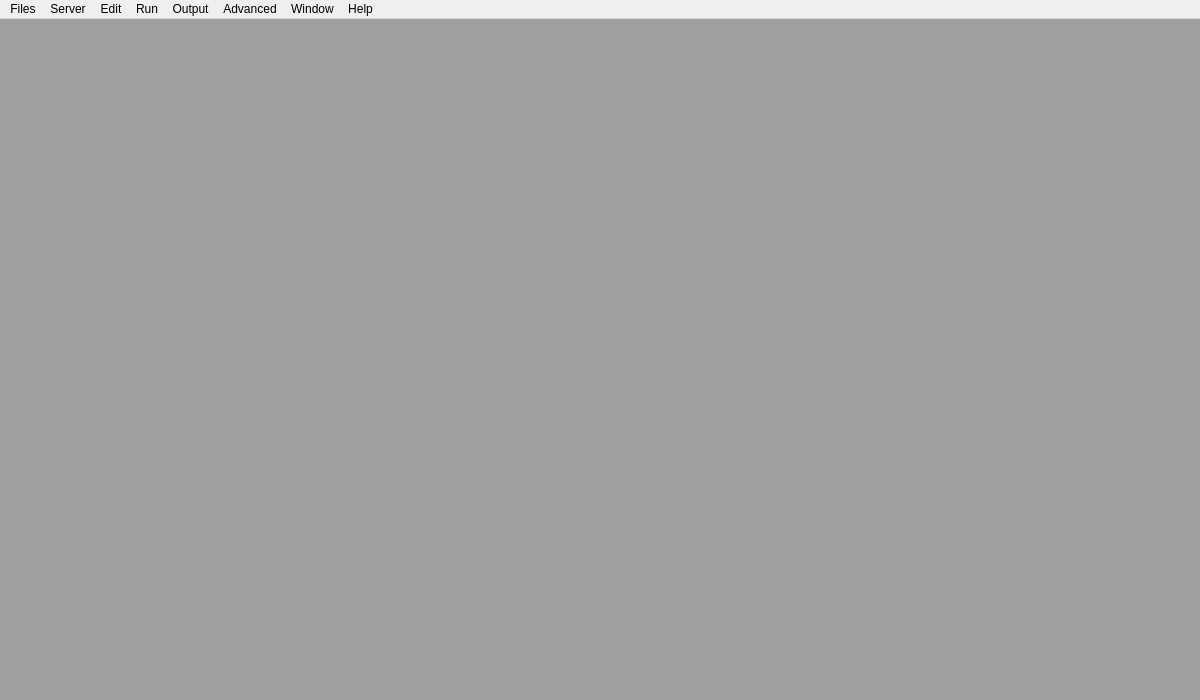
Old version of the form source/qtdesigner/MSql_editor_win1_ui.ui in the repository MValaguz/MSql.
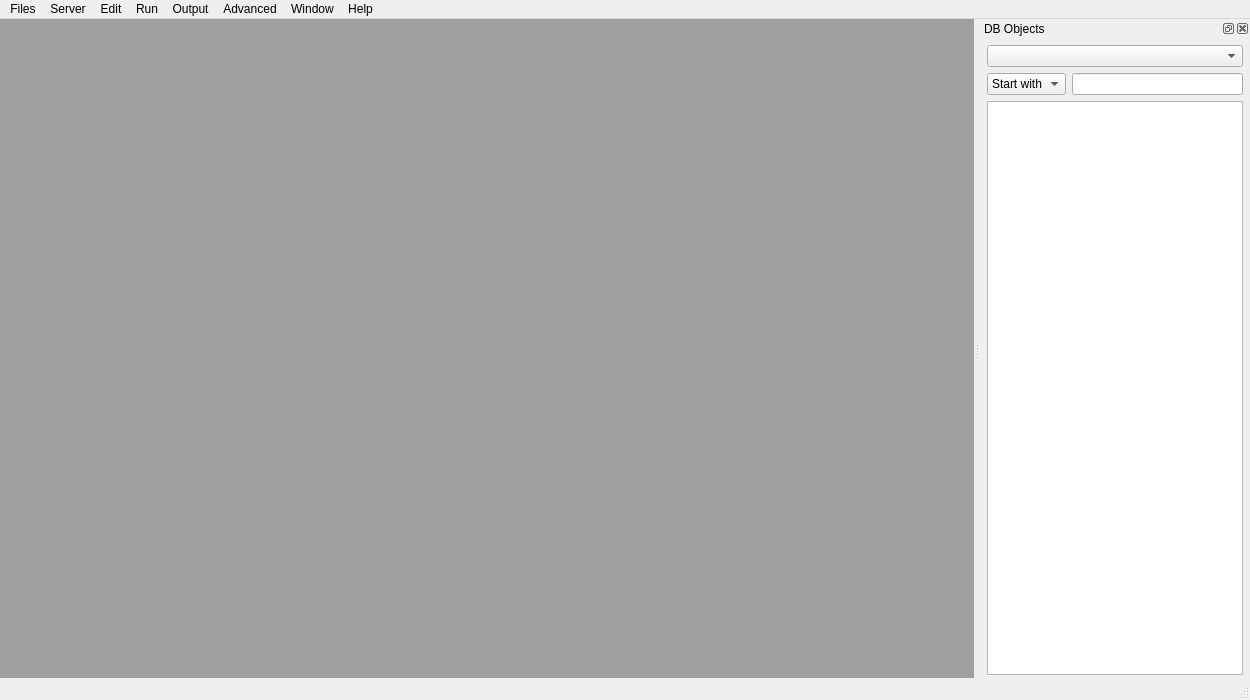
New version of the form. Icons and pictures are not drawn.

Diff of the .ui file:
```diff
--- a/source/qtdesigner/MSql_editor_win1_ui.ui
+++ b/source/qtdesigner/MSql_editor_win1_ui.ui
@@ -6,7 +6,7 @@
    <rect>
     <x>0</x>
     <y>0</y>
-    <width>1200</width>
+    <width>1250</width>
     <height>700</height>
    </rect>
   </property>
@@ -63,7 +63,7 @@
     <rect>
      <x>0</x>
      <y>0</y>
-     <width>1200</width>
+     <width>1250</width>
      <height>26</height>
     </rect>
    </property>
@@ -150,6 +150,159 @@
    <addaction name="menuWindow"/>
    <addaction name="menuHelp"/>
   </widget>
+  <widget class="QDockWidget" name="dockWidget">
+   <property name="sizePolicy">
+    <sizepolicy hsizetype="Expanding" vsizetype="Expanding">
+     <horstretch>0</horstretch>
+     <verstretch>0</verstretch>
+    </sizepolicy>
+   </property>
+   <property name="minimumSize">
+    <size>
+     <width>212</width>
+     <height>185</height>
+    </size>
+   </property>
+   <property name="features">
+    <set>QDockWidget::AllDockWidgetFeatures</set>
+   </property>
+   <property name="windowTitle">
+    <string>DB Objects</string>
+   </property>
+   <attribute name="dockWidgetArea">
+    <number>2</number>
+   </attribute>
+   <widget class="QWidget" name="dockWidgetContents">
+    <property name="sizePolicy">
+     <sizepolicy hsizetype="Expanding" vsizetype="Expanding">
+      <horstretch>0</horstretch>
+      <verstretch>0</verstretch>
+     </sizepolicy>
+    </property>
+    <layout class="QVBoxLayout" name="verticalLayout_3">
+     <property name="leftMargin">
+      <number>7</number>
+     </property>
+     <property name="topMargin">
+      <number>7</number>
+     </property>
+     <property name="rightMargin">
+      <number>7</number>
+     </property>
+     <property name="bottomMargin">
+      <number>3</number>
+     </property>
+     <item>
+      <widget class="QWidget" name="widget" native="true">
+       <property name="sizePolicy">
+        <sizepolicy hsizetype="Expanding" vsizetype="Expanding">
+         <horstretch>0</horstretch>
+         <verstretch>0</verstretch>
+        </sizepolicy>
+       </property>
+       <layout class="QVBoxLayout" name="verticalLayout_2">
+        <property name="leftMargin">
+         <number>0</number>
+        </property>
+        <property name="topMargin">
+         <number>0</number>
+        </property>
+        <property name="rightMargin">
+         <number>0</number>
+        </property>
+        <property name="bottomMargin">
+         <number>0</number>
+        </property>
+        <item>
+         <layout class="QGridLayout" name="gridLayout_2">
+          <item row="0" column="0" colspan="2">
+           <widget class="QComboBox" name="oggetti_db_scelta">
+            <item>
+             <property name="text">
+              <string/>
+             </property>
+            </item>
+            <item>
+             <property name="text">
+              <string>Tables</string>
+             </property>
+            </item>
+            <item>
+             <property name="text">
+              <string>Package</string>
+             </property>
+            </item>
+            <item>
+             <property name="text">
+              <string>Trigger</string>
+             </property>
+            </item>
+            <item>
+             <property name="text">
+              <string>Procedures</string>
+             </property>
+            </item>
+            <item>
+             <property name="text">
+              <string>Functions</string>
+             </property>
+            </item>
+            <item>
+             <property name="text">
+              <string>Views</string>
+             </property>
+            </item>
+           </widget>
+          </item>
+          <item row="1" column="1">
+           <widget class="QLineEdit" name="oggetti_db_ricerca">
+            <property name="inputMethodHints">
+             <set>Qt::ImhNone</set>
+            </property>
+           </widget>
+          </item>
+          <item row="1" column="0">
+           <widget class="QComboBox" name="oggetti_db_tipo_ricerca">
+            <item>
+             <property name="text">
+              <string>Start with</string>
+             </property>
+            </item>
+            <item>
+             <property name="text">
+              <string>Like</string>
+             </property>
+            </item>
+           </widget>
+          </item>
+         </layout>
+        </item>
+        <item>
+         <widget class="QListView" name="oggetti_db_elenco">
+          <property name="editTriggers">
+           <set>QAbstractItemView::NoEditTriggers</set>
+          </property>
+          <property name="dragEnabled">
+           <bool>true</bool>
+          </property>
+          <property name="dragDropMode">
+           <enum>QAbstractItemView::DragOnly</enum>
+          </property>
+          <property name="alternatingRowColors">
+           <bool>true</bool>
+          </property>
+          <property name="selectionMode">
+           <enum>QAbstractItemView::ExtendedSelection</enum>
+          </property>
+         </widget>
+        </item>
+       </layout>
+      </widget>
+     </item>
+    </layout>
+   </widget>
+  </widget>
+  <widget class="QStatusBar" name="statusBar"/>
   <action name="actionOpen">
    <property name="icon">
     <iconset resource="resource.qrc">
```
Left out of the diff: 84 changed lines with no effect on the pictures.
